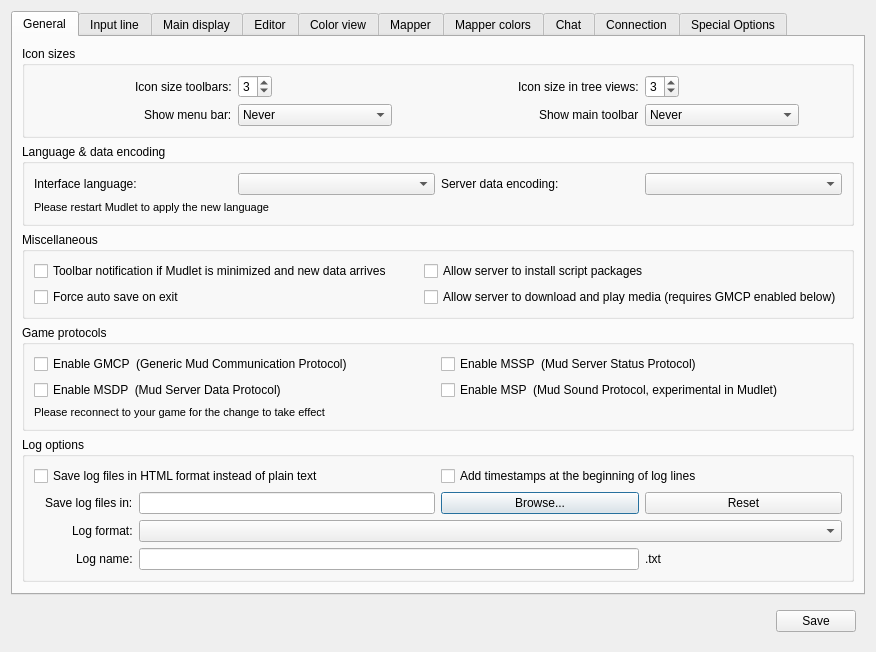
First picture: the form in src/ui/profile_preferences.ui, repository Mudlet/Mudlet, before the edit.
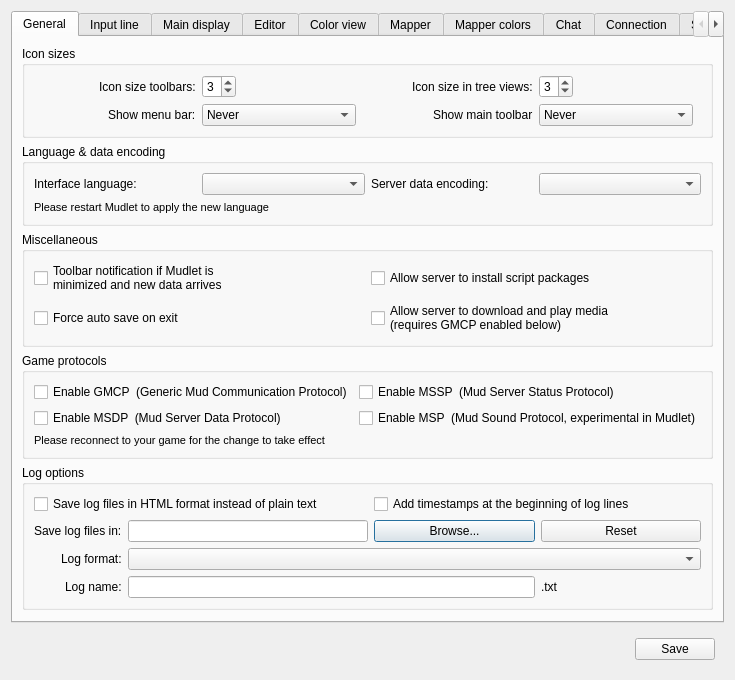
Second picture: the form after the edit. Icons and pictures are not drawn. Custom widgets are drawn as their Qt base class.

Commit message:
Revise: try to make the preferences dialogue narrower
Break up a couple of texts into more than one line.

Set the initial size to be the smallest I can get in use on my Linux
Desktop - others' mileage may vary!

```diff
--- a/src/ui/profile_preferences.ui
+++ b/src/ui/profile_preferences.ui
@@ -6,8 +6,8 @@
    <rect>
     <x>0</x>
     <y>0</y>
-    <width>876</width>
-    <height>610</height>
+    <width>700</width>
+    <height>501</height>
    </rect>
   </property>
   <property name="sizePolicy">
@@ -226,7 +226,8 @@
           <item row="0" column="0">
            <widget class="QCheckBox" name="mAlertOnNewData">
             <property name="text">
-             <string>Toolbar notification if Mudlet is minimized and new data arrives</string>
+             <string comment="This text is a bit long so it is probably advisable to split it into two lines for most locales so that it does not force the whole form/dialog to be too wide.">Toolbar notification if Mudlet is
+minimized and new data arrives</string>
             </property>
            </widget>
           </item>
@@ -247,7 +248,8 @@
           <item row="1" column="1">
            <widget class="QCheckBox" name="acceptServerMedia">
             <property name="text">
-             <string>Allow server to download and play media (requires GMCP enabled below)</string>
+             <string comment="This text is a bit long so it is probably advisable to split it into two lines for most locales so that it does not force the whole form/dialog to be too wide.">Allow server to download and play media
+(requires GMCP enabled below)</string>
             </property>
            </widget>
           </item>
@@ -722,7 +724,8 @@
              </font>
             </property>
             <property name="text">
-             <string>This font is not monospace, which may not be ideal for playing some text games: you can use it but there could be issues with aligning columns of text</string>
+             <string>This font is not monospace, which may not be ideal for playing some text games:
+you can use it but there could be issues with aligning columns of text</string>
             </property>
            </widget>
           </item>
@@ -5103,7 +5106,8 @@
                 </sizepolicy>
                </property>
                <property name="text">
-                <string comment="The terms in italics refer to Mudlet specific things and ought to match translations in the glossary - assuming they have been put in there!">Show 'LUA OK' messages for Timers with minimum interval of (h:mm:ss.zzz):</string>
+                <string comment="The term in '...' refer to a Mudlet specific thing and ought to match translations in the glossary - assuming they have been put in there! Also, as this text is a bit long it is probably advisable to split it into two lines for most locales so that it does not force the whole form/dialog to be too wide.">Show 'LUA OK' messages for Timers with
+minimum interval of (h:mm:ss.zzz):</string>
                </property>
                <property name="buddy">
                 <cstring>timeEdit_timerDebugOutputMinimumInterval</cstring>
```
